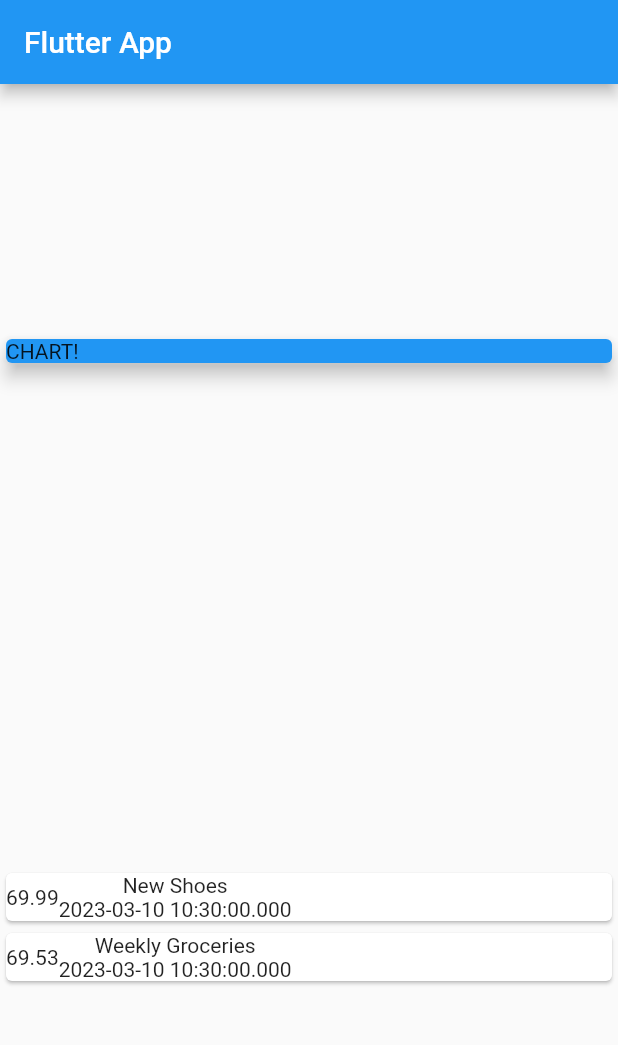
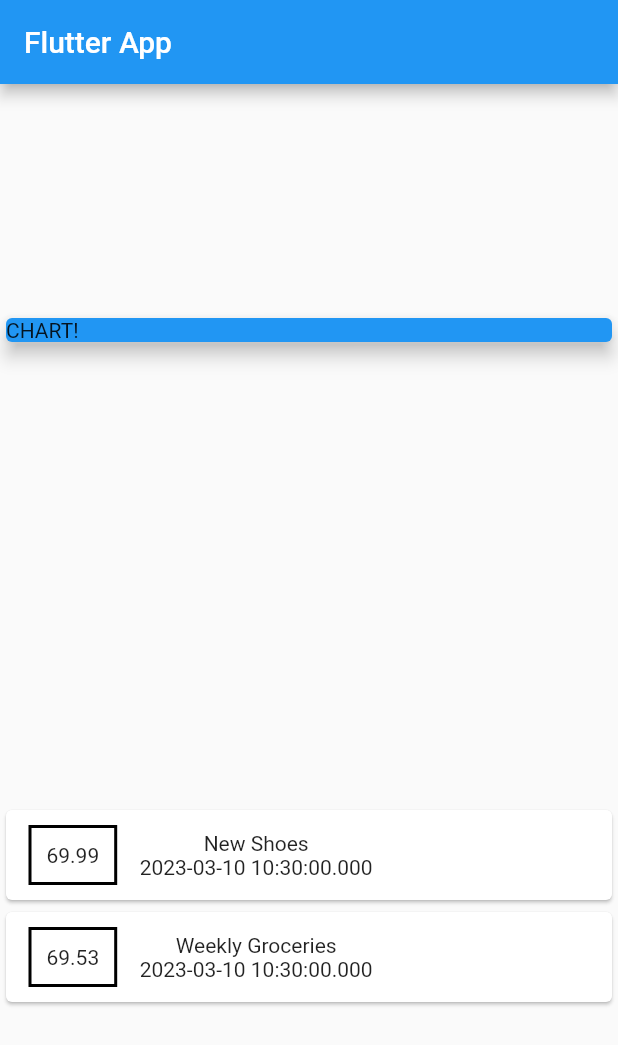
Before and after one commit to Muhamadfikri20/flutter_complete_guide_2, a Flutter app: the screen it shows after launch, on a phone screen of 412 x 824 dp. Shown: the top 1045 px of the screen. Run offline on Flutter 3.47's test engine with Material 2 defaults, Android fonts, the phone set to English and light mode, and no system bars.

Commit message:
[UPD]styling_a_container

```diff
--- a/lib/main.dart
+++ b/lib/main.dart
@@ -43,6 +43,9 @@ class MyHomePage extends StatelessWidget {
               return Card(
                 child: Row(children: [
                   Container(
+                    margin: EdgeInsets.symmetric(vertical: 10, horizontal: 15),
+                    decoration: BoxDecoration(border: Border.all(color: Colors.black, width: 2)),
+                    padding: EdgeInsets.all(10),
                     child: Text(tx.amount.toString()),
                   ),
                   Column(
```
Also changed, not shown: 10 other files.
